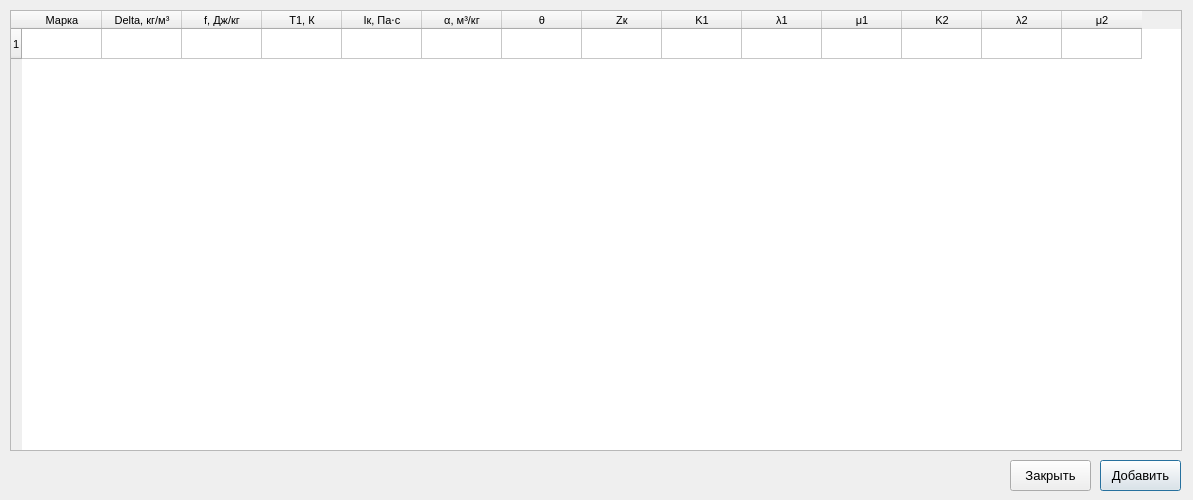
First picture: the form in GUI/MainWindow/powders.ui, repository sabbraxcaddabra/IntBalOptimization, before the edit.
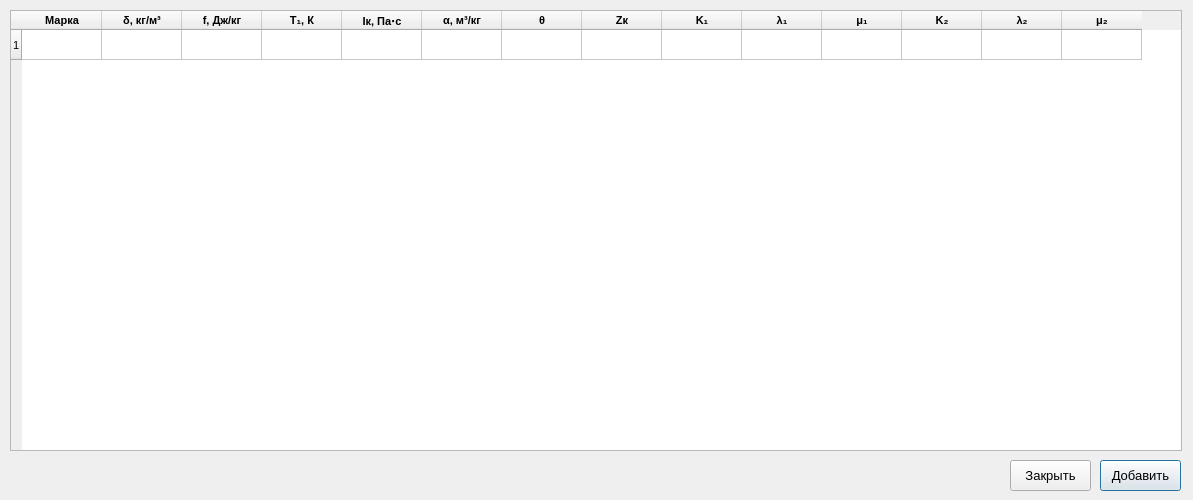
Second picture: the form after the edit.

```diff
--- a/GUI/MainWindow/powders.ui
+++ b/GUI/MainWindow/powders.ui
@@ -54,6 +54,8 @@
    <property name="font">
     <font>
      <pointsize>8</pointsize>
+     <weight>50</weight>
+     <bold>false</bold>
     </font>
    </property>
    <property name="focusPolicy">
@@ -95,70 +97,154 @@
     <property name="text">
      <string>Марка</string>
     </property>
+    <property name="font">
+     <font>
+      <weight>75</weight>
+      <bold>true</bold>
+     </font>
+    </property>
    </column>
    <column>
     <property name="text">
-     <string>Delta, кг/м³</string>
+     <string>δ, кг/м³</string>
+    </property>
+    <property name="font">
+     <font>
+      <weight>75</weight>
+      <bold>true</bold>
+     </font>
     </property>
    </column>
    <column>
     <property name="text">
      <string>f, Дж/кг</string>
     </property>
+    <property name="font">
+     <font>
+      <weight>75</weight>
+      <bold>true</bold>
+     </font>
+    </property>
    </column>
    <column>
     <property name="text">
-     <string>T1, К</string>
+     <string>T₁, К</string>
+    </property>
+    <property name="font">
+     <font>
+      <weight>75</weight>
+      <bold>true</bold>
+     </font>
     </property>
    </column>
    <column>
     <property name="text">
      <string>Iк, Па⋅с</string>
     </property>
+    <property name="font">
+     <font>
+      <weight>75</weight>
+      <bold>true</bold>
+     </font>
+    </property>
    </column>
    <column>
     <property name="text">
      <string>α, м³/кг</string>
     </property>
+    <property name="font">
+     <font>
+      <weight>75</weight>
+      <bold>true</bold>
+     </font>
+    </property>
    </column>
    <column>
     <property name="text">
      <string>θ</string>
     </property>
+    <property name="font">
+     <font>
+      <weight>75</weight>
+      <bold>true</bold>
+     </font>
+    </property>
    </column>
    <column>
     <property name="text">
      <string>Zк</string>
     </property>
+    <property name="font">
+     <font>
+      <weight>75</weight>
+      <bold>true</bold>
+     </font>
+    </property>
    </column>
    <column>
     <property name="text">
-     <string>Κ1</string>
+     <string>Κ₁</string>
     </property>
+    <property name="font">
+     <font>
+      <weight>75</weight>
+      <bold>true</bold>
+     </font>
+    </property>
    </column>
    <column>
     <property name="text">
-     <string>λ1</string>
+     <string>λ₁</string>
     </property>
+    <property name="font">
+     <font>
+      <weight>75</weight>
+      <bold>true</bold>
+     </font>
+    </property>
    </column>
    <column>
     <property name="text">
-     <string>μ1</string>
+     <string>μ₁</string>
     </property>
+    <property name="font">
+     <font>
+      <weight>75</weight>
+      <bold>true</bold>
+     </font>
+    </property>
    </column>
    <column>
     <property name="text">
-     <string>Κ2</string>
+     <string>Κ₂</string>
     </property>
+    <property name="font">
+     <font>
+      <weight>75</weight>
+      <bold>true</bold>
+     </font>
+    </property>
    </column>
    <column>
     <property name="text">
-     <string>λ2</string>
+     <string>λ₂</string>
     </property>
+    <property name="font">
+     <font>
+      <weight>75</weight>
+      <bold>true</bold>
+     </font>
+    </property>
    </column>
    <column>
     <property name="text">
-     <string>μ2</string>
+     <string>μ₂</string>
+    </property>
+    <property name="font">
+     <font>
+      <weight>75</weight>
+      <bold>true</bold>
+     </font>
     </property>
    </column>
    <item row="0" column="0">
```
